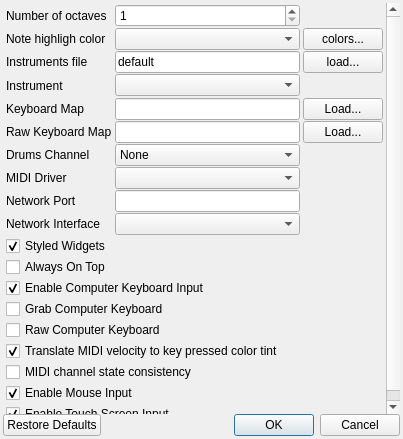
Qt form trunk/desktop/src/preferences.ui (svn2github/vmpk) before a commit.
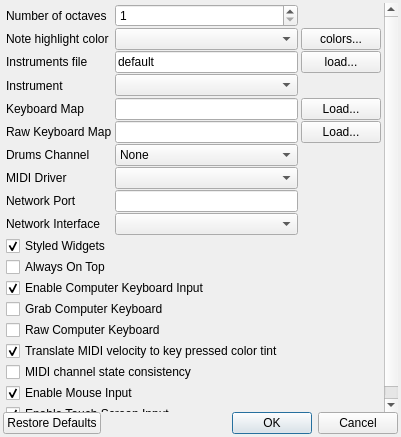
The same form after that commit. Icons and pictures are not drawn.

```diff
--- a/trunk/desktop/src/preferences.ui
+++ b/trunk/desktop/src/preferences.ui
@@ -23,8 +23,8 @@
    <rect>
     <x>0</x>
     <y>0</y>
-    <width>403</width>
-    <height>439</height>
+    <width>401</width>
+    <height>437</height>
    </rect>
   </property>
   <property name="windowTitle">
@@ -61,8 +61,8 @@
        <rect>
         <x>0</x>
         <y>0</y>
-        <width>397</width>
-        <height>406</height>
+        <width>395</width>
+        <height>404</height>
        </rect>
       </property>
       <property name="minimumSize">
@@ -118,7 +118,7 @@
           </sizepolicy>
          </property>
          <property name="text">
-          <string>Note highligh color</string>
+          <string>Note highlight color</string>
          </property>
          <property name="buddy">
           <cstring>cboColorPolicy</cstring>
```
